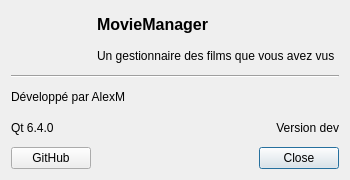
Qt form Dialogs/AboutDialog.ui (AmbreM71/MovieManager) before a commit.
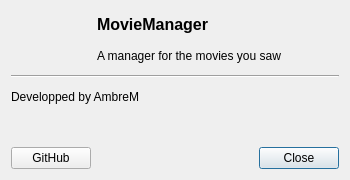
The same form after that commit. Icons and pictures are not drawn.

Patch:
```diff
--- a/Dialogs/AboutDialog.ui
+++ b/Dialogs/AboutDialog.ui
@@ -33,7 +33,7 @@
    <item row="6" column="0">
     <widget class="QLabel" name="QtVersionLabel">
      <property name="text">
-      <string>Qt 6.4.0</string>
+      <string/>
      </property>
     </widget>
    </item>
@@ -53,7 +53,7 @@
    <item row="6" column="1" colspan="4">
     <widget class="QLabel" name="VersionLabel">
      <property name="text">
-      <string>Version dev</string>
+      <string/>
      </property>
      <property name="alignment">
       <set>Qt::AlignRight|Qt::AlignTrailing|Qt::AlignVCenter</set>
@@ -95,14 +95,14 @@
    <item row="1" column="1" colspan="4">
     <widget class="QLabel" name="DescrLabel">
      <property name="text">
-      <string>Un gestionnaire des films que vous avez vus</string>
+      <string>A manager for the movies you saw</string>
      </property>
     </widget>
    </item>
    <item row="5" column="0" colspan="5">
     <widget class="QLabel" name="label">
      <property name="text">
-      <string>Développé par AlexM</string>
+      <string>Developped by AmbreM</string>
      </property>
     </widget>
    </item>
```
Left out of the diff: 2 changed lines with no effect on the pictures.
